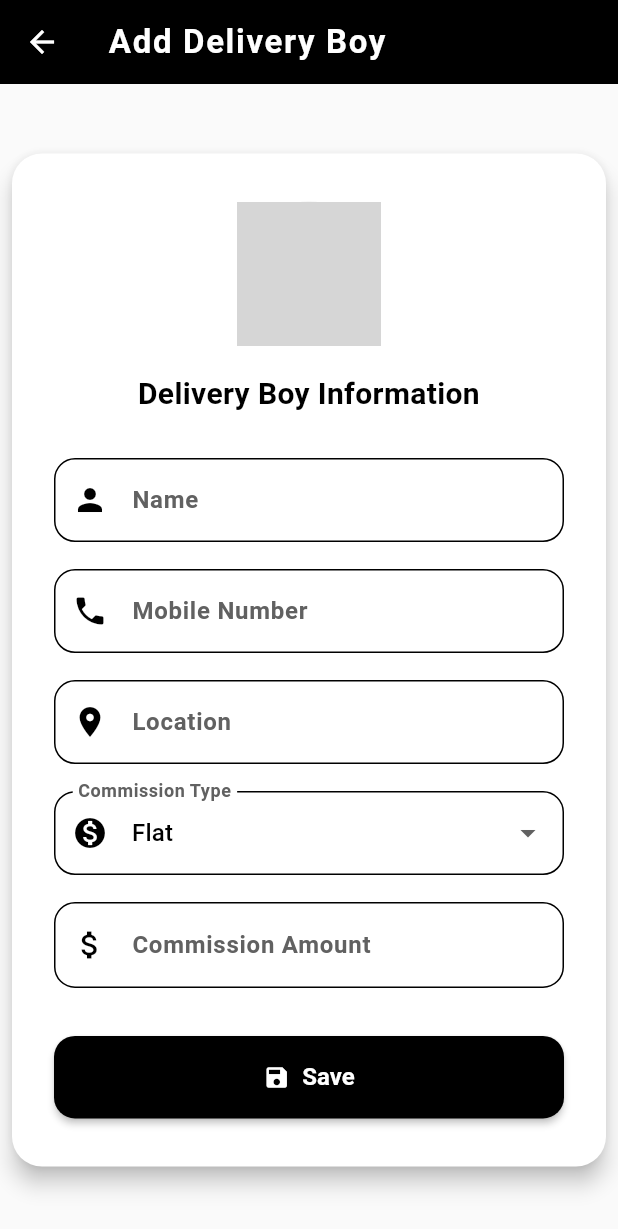
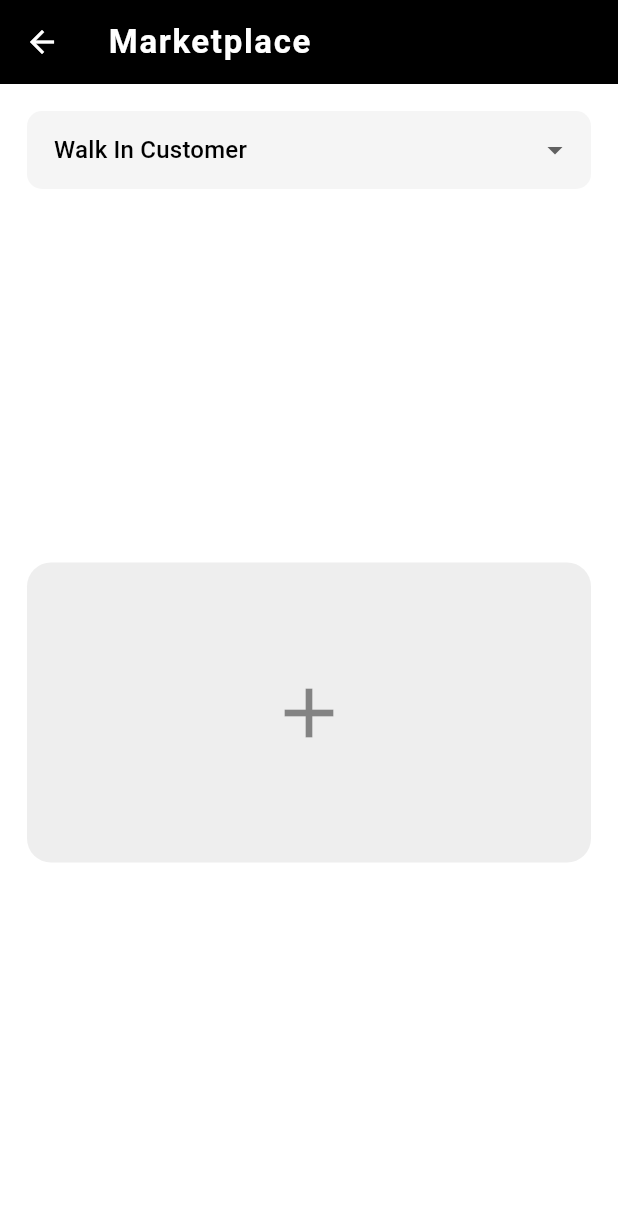
Before and after one commit to Prashantkumar957/deliveryboyapp, a Flutter app: the screen it shows after launch, after a tap on "DeliveryBoy Form", on a phone screen of 412 x 824 dp. Shown: the top 1229 px of the screen. Run offline on Flutter 3.47's test engine with Material 3 defaults, Android fonts, the phone set to English and light mode, and no system bars; our stand-ins replace fl_chart, image_picker, signature; network calls fail; grey boxes are pictures that could not be loaded.

Commit message:
marketplace

```diff
--- a/lib/dashboard/ screens/HomeScreen.dart
+++ b/lib/dashboard/ screens/HomeScreen.dart
@@ -1,8 +1,9 @@
-import 'package:deliveryboyapp/features/profile/%20screens/DeliveryBoyFormScreen.dart';
-import 'package:deliveryboyapp/features/profile/%20screens/DeliveryBoyListScreen.dart';
+import 'package:deliveryboyapp/delivery_management/%20screens/DeliveryBoyFormScreen.dart';
+import 'package:deliveryboyapp/delivery_management/%20screens/DeliveryBoyListScreen.dart';
+import 'package:deliveryboyapp/marketplace/%20screens/MarketplaceScreen.dart';
 import 'package:deliveryboyapp/pages/ChatScreen.dart';
 import 'package:deliveryboyapp/dashboard/%20screens/DashboardScreen.dart';
-import 'package:deliveryboyapp/features/profile/%20screens/EditProfileForm.dart';
+import 'package:deliveryboyapp/delivery_management/%20screens/EditProfileForm.dart';
 import 'package:deliveryboyapp/features/vehicle/EditVehicleForm.dart';
 import 'package:deliveryboyapp/features/profile/%20screens/OnboardingPager.dart';
 import 'package:flutter/material.dart';
@@ -136,7 +137,7 @@ class HomeScreen extends StatelessWidget {
                 mainAxisSpacing: 20,
                 crossAxisSpacing: 20,
                 children: [
-                  _homeButton(context, Icons.delivery_dining, 'DeliveryBoy Form ', DeliveryBoyFormScreen(), Colors.purple, colorScheme.surface),
+                  _homeButton(context, Icons.delivery_dining, 'DeliveryBoy Form ', MarketplaceScreen(), Colors.purple, colorScheme.surface),
                   _homeButton(context, Icons.people, 'All Delivery Boy', DeliveryBoyListScreen(), Colors.purple, colorScheme.surface),
 
                   _homeButton(context, Icons.dashboard, 'Dashboard', DashboardScreen(), Colors.blue, colorScheme.surface),
--- a/lib/features/profile/ screens/Setting.dart
+++ b/lib/features/profile/ screens/Setting.dart
@@ -1,5 +1,5 @@
 import 'package:flutter/material.dart';
-import 'EditProfileForm.dart';
+import '../../../delivery_management/ screens/EditProfileForm.dart';
 
 class SettingsScreen extends StatelessWidget {
   @override
--- /dev/null
+++ b/lib/marketplace/ screens/MarketplaceScreen.dart
@@ -0,0 +1,534 @@
+import 'package:flutter/material.dart';
+
+class Product {
+  final String id;
+  final String name;
+  final String imageUrl;
+  final double price;
+  final String brand;
+  final String category;
+  final double? oldPrice;
+  final int discountPercent;
+  final double rating;
+  final int reviews;
+  bool isSelected;
+
+  Product({
+    required this.id,
+    required this.name,
+    required this.imageUrl,
+    required this.price,
+    required this.brand,
+    required this.category,
+    this.oldPrice,
+    this.discountPercent = 0,
+    this.rating = 4.0,
+    this.reviews = 0,
+    this.isSelected = false,
+  });
+}
+
+class MarketplaceScreen extends StatefulWidget {
+  @override
+  State<MarketplaceScreen> createState() => _MarketplaceScreenState();
+}
+
+class _MarketplaceScreenState extends State<MarketplaceScreen> {
+  List<Product> allProducts = [
+    Product(
+      id: '1',
+      name: 'Lenovo V30a Business',
+      imageUrl: 'https://encrypted-tbn0.gstatic.com/shopping?q=tbn:ANd9GcSwi5YNEj7W1WXxZ4dHDraUMZwvnV2RJg-dT_z5hcFP4tCJCjxu4imhAXR4zA749FbgQQjizOH7D2GxOKceYXK-ETa2QRxj1eMVrlJ9DG-Uwl1kwfhJgCNu4aI',
+      price: 579.00,
+      oldPrice: 699.00,
+      brand: 'Lenovo',
+      category: 'PC',
+      discountPercent: 17,
+      rating: 4.2,
+      reviews: 16,
+    ),
+    Product(
+      id: '2',
+      name: 'Acer Chromebook Spin 311',
+      imageUrl: 'https://encrypted-tbn0.gstatic.com/shopping?q=tbn:ANd9GcS02rJKgRMhX_svV35Nu8KCSxABz-OgeBrHOwzyY3OsY5UchGh0RITjwDVufiZkG5fRITAzcrWEIoZD_1s-1Gus2dd3NDvor0zNa3tzvGk',
+      price: 309.99,
+      oldPrice: 399.99,
+      brand: 'Acer',
+      category: 'Laptop',
+      discountPercent: 23,
+      rating: 4.0,
+      reviews: 9,
+    ),
+    Product(
+      id: '3',
+      name: 'StarTech.com USB 3.0 Hub',
+      imageUrl: 'https://i.imgur.com/5Aqgz7o.png',
+      price: 53.81,
+      oldPrice: 63.81,
+      brand: 'StarTech',
+      category: 'Accessories',
+      discountPercent: 16,
+      rating: 4.5,
+      reviews: 11,
+    ),
+    Product(
+      id: '4',
+      name: 'Razer Naga Pro Wireless',
+      imageUrl: 'https://encrypted-tbn1.gstatic.com/shopping?q=tbn:ANd9GcRQge4a3FqVjNVUqERC3kq69-WI0nQqBUXQko3eG61uGOlQmPAYsh84BdFmmfjmE6DBE8XcLuV-N2-iywtLSxQrqvEgQIqV8Ff3mSrpwdC31L27-_aPPbba',
+      price: 83.74,
+      oldPrice: 99.99,
+      brand: 'Razer',
+      category: 'Accessories',
+      discountPercent: 16,
+      rating: 4.8,
+      reviews: 21,
+    ),
+  ];
+
+  List<Product> selectedProducts = [];
+  String? selectedCategory;
+  String? selectedBrand;
+  String searchQuery = '';
+
+  List<String> get categories => allProducts.map((p) => p.category).toSet().toList();
+  List<String> get brands => allProducts.map((p) => p.brand).toSet().toList();
+
+  void _showProductSelectionModal() async {
+    await showModalBottomSheet(
+      context: context,
+      isScrollControlled: true,
+      backgroundColor: Colors.white,
+      shape: RoundedRectangleBorder(
+        borderRadius: BorderRadius.vertical(top: Radius.circular(24)),
+      ),
+      builder: (context) {
+        return DraggableScrollableSheet(
+          initialChildSize: 0.85,
+          minChildSize: 0.5,
+          maxChildSize: 0.95,
+          expand: false,
+          builder: (context, scrollController) {
+            return StatefulBuilder(
+              builder: (context, setModalState) {
+                List<Product> filtered = allProducts.where((product) {
+                  final matchesCategory = selectedCategory == null || product.category == selectedCategory;
+                  final matchesBrand = selectedBrand == null || product.brand == selectedBrand;
+                  final matchesSearch = searchQuery.isEmpty ||
+                      product.name.toLowerCase().contains(searchQuery.toLowerCase());
+                  return matchesCategory && matchesBrand && matchesSearch;
+                }).toList();
+
+                return CustomScrollView(
+                  controller: scrollController,
+                  slivers: [
+                    SliverToBoxAdapter(
+                      child: Padding(
+                        padding: const EdgeInsets.fromLTRB(16, 20, 16, 0),
+                        child: Column(
+                          crossAxisAlignment: CrossAxisAlignment.start,
+                          children: [
+                            Row(
+                              children: [
+                                Expanded(
+                                  child: Text(
+                                    'Select Products',
+                                    style: TextStyle(fontWeight: FontWeight.bold, fontSize: 18),
+                                  ),
+                                ),
+                                IconButton(
+                                  icon: Icon(Icons.close),
+                                  onPressed: () => Navigator.pop(context),
+                                ),
+                              ],
+                            ),
+                            SizedBox(height: 10),
+                            TextField(
+                              decoration: InputDecoration(
+                                hintText: 'Search by product name/barcode',
+                                prefixIcon: Icon(Icons.search),
+                                border: OutlineInputBorder(borderRadius: BorderRadius.circular(10)),
+                                contentPadding: EdgeInsets.symmetric(vertical: 0, horizontal: 12),
+                                isDense: true,
+                              ),
+                              onChanged: (val) {
+                                setModalState(() => searchQuery = val);
+                              },
+                            ),
+                            SizedBox(height: 12),
+                            Row(
+                              children: [
+                                Expanded(
+                                  child: Column(
+                                    crossAxisAlignment: CrossAxisAlignment.start,
+                                    children: [
+                                      Text('Select Category', style: TextStyle(fontWeight: FontWeight.bold, fontSize: 13)),
+                                      SizedBox(height: 4),
+                                      DropdownButtonFormField<String>(
+                                        value: selectedCategory,
+                                        isExpanded: true,
+                                        decoration: InputDecoration(
+                                          hintText: 'Search',
+                                          border: OutlineInputBorder(borderRadius: BorderRadius.circular(10)),
+                                          isDense: true,
+                                          contentPadding: EdgeInsets.symmetric(vertical: 8, horizontal: 8),
+                                        ),
+                                        items: [
+                                          DropdownMenuItem(value: null, child: Text('All')),
+                                          ...categories.map((cat) => DropdownMenuItem(value: cat, child: Text(cat))),
+                                        ],
+                                        onChanged: (val) {
+                                          setModalState(() => selectedCategory = val);
+                                        },
+                                      ),
+                                    ],
+                                  ),
+                                ),
+                                SizedBox(width: 10),
+                                Expanded(
+                                  child: Column(
+                                    crossAxisAlignment: CrossAxisAlignment.start,
+                                    children: [
+                                      Text('Select Brand', style: TextStyle(fontWeight: FontWeight.bold, fontSize: 13)),
+                                      SizedBox(height: 4),
+                                      DropdownButtonFormField<String>(
+                                        value: selectedBrand,
+                                        isExpanded: true,
+                                        decoration: InputDecoration(
+                                          hintText: 'Select',
+                                          border: OutlineInputBorder(borderRadius: BorderRadius.circular(10)),
+                                          isDense: true,
+                                          contentPadding: EdgeInsets.symmetric(vertical: 8, horizontal: 8),
+                                        ),
+                                        items: [
+                                          DropdownMenuItem(value: null, child: Text('All')),
+                                          ...brands.map((b) => DropdownMenuItem(value: b, child: Text(b))),
+                                        ],
+                                        onChanged: (val) {
+                                          setModalState(() => selectedBrand = val);
+                                        },
+                                      ),
+                                    ],
+                                  ),
+                                ),
+                              ],
+                            ),
+                            SizedBox(height: 16),
+                          ],
+                        ),
+                      ),
+                    ),
+                    filtered.isEmpty
+                        ? SliverFillRemaining(
+                      hasScrollBody: false,
+                      child: Padding(
+                        padding: const EdgeInsets.all(24.0),
+                        child: Center(child: Text('No products found.')),
+                      ),
+                    )
+                        : SliverPadding(
+                      padding: const EdgeInsets.symmetric(horizontal: 16),
+                      sliver: SliverGrid(
+                        delegate: SliverChildBuilderDelegate(
+                              (context, idx) {
+                            final product = filtered[idx];
+                            final isSelected = selectedProducts.contains(product);
+                            return _buildProductCard(
+                              product,
+                              isSelected: isSelected,
+                              onTap: () {
+                                setModalState(() {
+                                  if (isSelected) {
+                                    selectedProducts.remove(product);
+                                  } else {
+                                    selectedProducts.add(product);
+                                  }
+                                });
+                              },
+                            );
+                          },
+                          childCount: filtered.length,
+                        ),
+                        gridDelegate: SliverGridDelegateWithFixedCrossAxisCount(
+                          crossAxisCount: 2,
+                          mainAxisSpacing: 12,
+                          crossAxisSpacing: 12,
+                          childAspectRatio: 0.70,
+                        ),
+                      ),
+                    ),
+                    SliverToBoxAdapter(
+                      child: Padding(
+                        padding: const EdgeInsets.fromLTRB(16, 18, 16, 20),
+                        child: SizedBox(
+                          width: double.infinity,
+                          child: ElevatedButton(
+                            onPressed: () {
+                              setState(() {});
+                              Navigator.pop(context);
+                            },
+                            style: ElevatedButton.styleFrom(
+                              backgroundColor: Colors.black,
+                              shape: RoundedRectangleBorder(borderRadius: BorderRadius.circular(8)),
+                              padding: EdgeInsets.symmetric(vertical: 14),
+                            ),
+                            child: Text('Done', style: TextStyle(color: Colors.white)),
+                          ),
+                        ),
+                      ),
+                    ),
+                  ],
+                );
+              },
+            );
+          },
+        );
+      },
+    );
+    setState(() {});
+  }
+
+  @override
+  Widget build(BuildContext context) {
+    final pureBlack = Colors.black;
+    final pureWhite = Colors.white;
+
+    return Scaffold(
+      appBar: AppBar(
+        backgroundColor: pureBlack,
+        title: Text('Marketplace', style: TextStyle(color: pureWhite)),
+        elevation: 2,
+      ),
+      backgroundColor: pureWhite,
+      body: Padding(
+        padding: const EdgeInsets.all(18.0),
+        child: Column(
+          children: [
+            Container(
+              width: double.infinity,
+              child: DropdownButtonFormField<String>(
+                value: null,
+                decoration: InputDecoration(
+                  filled: true,
+                  fillColor: Colors.grey[100],
+                  border: OutlineInputBorder(borderRadius: BorderRadius.circular(10), borderSide: BorderSide.none),
+                  contentPadding: EdgeInsets.symmetric(vertical: 14, horizontal: 14),
+                ),
+                hint: Text('Walk In Customer'),
+                items: [
+                  DropdownMenuItem(value: null, child: Text('Walk In Customer')),
+                ],
+                onChanged: (_) {},
+              ),
+            ),
+            SizedBox(height: 18),
+            Expanded(
+              child: selectedProducts.isEmpty
+                  ? Center(
+                child: InkWell(
+                  onTap: _showProductSelectionModal,
+                  borderRadius: BorderRadius.circular(16),
+                  child: Container(
+                    width: double.infinity,
+                    height: 200,
+                    decoration: BoxDecoration(
+                      color: Colors.grey[200],
+                      borderRadius: BorderRadius.circular(16),
+                    ),
+                    child: Center(
+                      child: Icon(Icons.add, size: 56, color: Colors.black45),
+                    ),
+                  ),
+                ),
+              )
+                  : ListView(
+                children: [
+                  GridView.builder(
+                    shrinkWrap: true,
+                    physics: NeverScrollableScrollPhysics(),
+                    itemCount: selectedProducts.length,
+                    gridDelegate: SliverGridDelegateWithFixedCrossAxisCount(
+                      crossAxisCount: 2,
+                      mainAxisSpacing: 12,
+                      crossAxisSpacing: 12,
+                      childAspectRatio: 0.70,
+                    ),
+                    itemBuilder: (context, idx) {
+                      final product = selectedProducts[idx];
+                      return _buildProductCard(product, isSelected: false);
+                    },
+                  ),
+                  SizedBox(height: 24),
+                  Divider(),
+                  Padding(
+                    padding: const EdgeInsets.symmetric(vertical: 8.0),
+                    child: Column(
+                      children: [
+                        _summaryRow('Sub Total', _calcTotal(selectedProducts)),
+                        _summaryRow('Tax', 0),
+                        _summaryRow('Shipping Cost', 0),
+                        _summaryRow('Discount', 0),
+                        Divider(),
+                        _summaryRow('Total', _calcTotal(selectedProducts)),
+                      ],
+                    ),
+                  ),
+                  Row(
+                    children: [
+                      Expanded(
+                        child: OutlinedButton(
+                          onPressed: () {},
+                          child: Text('Shipping'),
+                        ),
+                      ),
+                      SizedBox(width: 8),
+                      Expanded(
+                        child: OutlinedButton(
+                          onPressed: () {},
+                          child: Text('Discount'),
+                        ),
+                      ),
+                      SizedBox(width: 8),
+                      Expanded(
+                        child: ElevatedButton(
+                          onPressed: () {},
+                          style: ElevatedButton.styleFrom(
+                            backgroundColor: Colors.black,
+                            padding: EdgeInsets.symmetric(vertical: 14),
+                          ),
+                          child: Text('Place Order', style: TextStyle(color: Colors.white)),
+                        ),
+                      ),
+                    ],
+                  ),
+                ],
+              ),
+            ),
+          ],
+        ),
+      ),
+    );
+  }
+
+  Widget _buildProductCard(Product product, {bool isSelected = false, VoidCallback? onTap}) {
+    return GestureDetector(
+      onTap: onTap,
+      child: Stack(
+        children: [
+          Container(
+            decoration: BoxDecoration(
+              color: Colors.white,
+              borderRadius: BorderRadius.circular(16),
+              boxShadow: [
+                BoxShadow(
+                  color: Colors.black12,
+                  blurRadius: 8,
+                  offset: Offset(0, 2),
+                ),
+              ],
+            ),
+            padding: EdgeInsets.all(10),
+            child: Column(
+              crossAxisAlignment: CrossAxisAlignment.start,
+              children: [
+                // Discount badge and favorite icon
+                Row(
+                  children: [
+                    if (product.discountPercent > 0)
+                      Container(
+                        padding: EdgeInsets.symmetric(horizontal: 8, vertical: 2),
+                        decoration: BoxDecoration(
+                          color: Colors.red[400],
+                          borderRadius: BorderRadius.circular(12),
+                        ),
+                        child: Text(
+                          '-${product.discountPercent}%',
+                          style: TextStyle(color: Colors.white, fontSize: 12, fontWeight: FontWeight.bold),
+                        ),
+                      ),
+                    Spacer(),
+                    Icon(Icons.favorite_border, color: Colors.grey[400], size: 22),
+                  ],
+                ),
+                SizedBox(height: 8),
+                AspectRatio(
+                  aspectRatio: 1.1,
+                  child: ClipRRect(
+                    borderRadius: BorderRadius.circular(8),
+                    child: Image.network(product.imageUrl, fit: BoxFit.cover),
+                  ),
+                ),
+                SizedBox(height: 8),
+                Flexible(
+                  child: Text(
+                    product.name,
+                    maxLines: 2,
+                    overflow: TextOverflow.ellipsis,
+                    style: TextStyle(fontWeight: FontWeight.w600, fontSize: 14),
+                  ),
+                ),
+                SizedBox(height: 6),
+                Row(
+                  children: [
+                    Text(
+                      '\$${product.price.toStringAsFixed(2)}',
+                      style: TextStyle(fontWeight: FontWeight.bold, fontSize: 15),
+                    ),
+                    SizedBox(width: 6),
+                    if (product.oldPrice != null)
+                      Text(
+                        '\$${product.oldPrice!.toStringAsFixed(2)}',
+                        style: TextStyle(
+                          color: Colors.grey,
+                          fontSize: 13,
+                          decoration: TextDecoration.lineThrough,
+                        ),
+                      ),
+                  ],
+                ),
+                SizedBox(height: 4),
+                Row(
+                  children: [
+                    Icon(Icons.star, color: Colors.amber, size: 16),
+                    SizedBox(width: 2),
+                    Text(
+                      product.rating.toStringAsFixed(1),
+                      style: TextStyle(fontSize: 13, color: Colors.black87),
+                    ),
+                    SizedBox(width: 4),
+                    Text('(${product.reviews})', style: TextStyle(fontSize: 12, color: Colors.grey[600])),
+                  ],
+                ),
+              ],
+            ),
+          ),
+          if (isSelected)
+            Positioned(
+              top: 10,
+              left: 10,
+              child: CircleAvatar(
+                radius: 13,
+                backgroundColor: Colors.black,
+                child: Icon(Icons.check, color: Colors.white, size: 16),
+              ),
+            ),
+        ],
+      ),
+    );
+  }
+
+  Widget _summaryRow(String label, double value) {
+    return Padding(
+      padding: const EdgeInsets.symmetric(vertical: 2.0),
+      child: Row(
+        mainAxisAlignment: MainAxisAlignment.spaceBetween,
+        children: [
+          Text(label, style: TextStyle(fontWeight: FontWeight.w500, color: Colors.black87)),
+          Text('\$${value.toStringAsFixed(2)}', style: TextStyle(fontWeight: FontWeight.w600, color: Colors.black)),
+        ],
+      ),
+    );
+  }
+
+  double _calcTotal(List<Product> products) =>
+      products.fold(0, (sum, p) => sum + p.price);
+}
--- /dev/null
+++ b/lib/marketplace/models/product.dart
@@ -0,0 +1,27 @@
+class Product {
+  final String id;
+  final String name;
+  final String imageUrl;
+  final double price;
+  final String brand;
+  final String category;
+  final double? oldPrice;
+  final int discountPercent;
+  final double rating;
+  final int reviews;
+  bool isSelected;
+
+  Product({
+    required this.id,
+    required this.name,
+    required this.imageUrl,
+    required this.price,
+    required this.brand,
+    required this.category,
+    this.oldPrice,
+    this.discountPercent = 0,
+    this.rating = 4.0,
+    this.reviews = 0,
+    this.isSelected = false,
+  });
+}
```
Also changed, not shown: lib/delivery_management/ screens/DeliveryBoyFormScreen.dart (renamed from lib/features/profile/ screens/DeliveryBoyFormScreen.dart), lib/delivery_management/ screens/DeliveryBoyListScreen.dart (renamed from lib/features/profile/ screens/DeliveryBoyListScreen.dart), lib/delivery_management/ screens/EditProfileForm.dart (renamed from lib/features/profile/ screens/EditProfileForm.dart).
